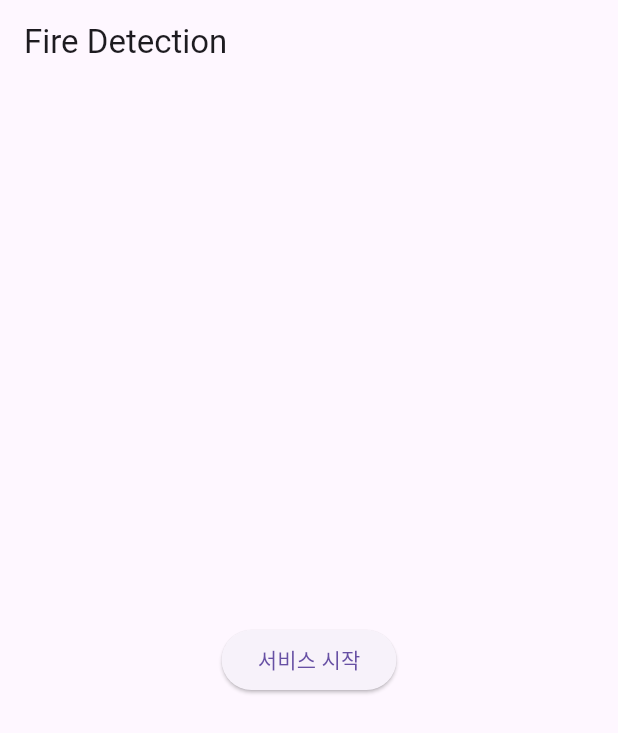
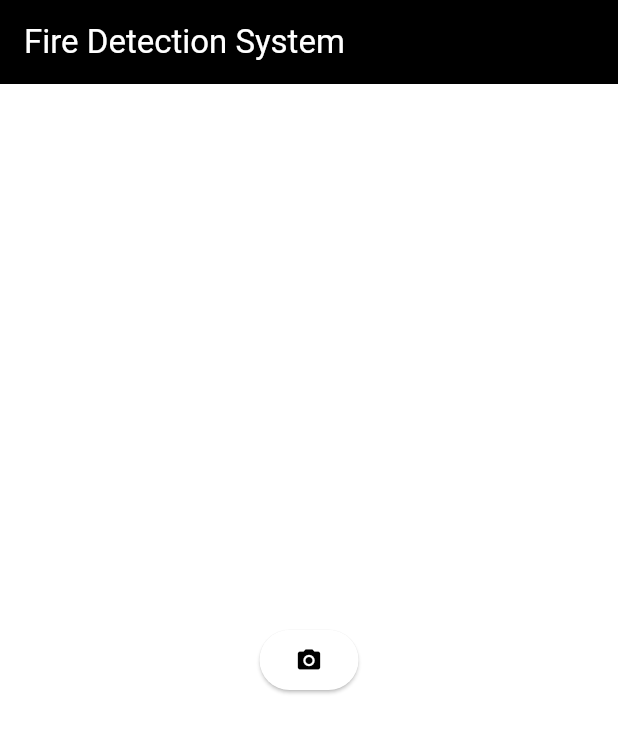
Before and after one commit to logicallaw/greentech_globalthon_flutter, a Flutter app: the screen it shows after launch, on a phone screen of 412 x 824 dp. Shown: the top 733 px of the screen. Run offline on Flutter 3.47's test engine with Material 3 defaults, Android fonts, the phone set to English and light mode, and no system bars; our stand-ins replace camera.

Commit message:
feat: update style

```diff
--- a/team3/lib/main.dart
+++ b/team3/lib/main.dart
@@ -18,7 +18,7 @@ class MyApp extends StatelessWidget {
   @override
   Widget build(BuildContext context) {
     return MaterialApp(
-      title: 'Fire Detection',
+      title: 'Fire Detection System',
       theme: ThemeData(primarySwatch: Colors.blue),
       home: MainScreen(camera: camera),
     );
@@ -33,10 +33,24 @@ class MainScreen extends StatelessWidget {
   @override
   Widget build(BuildContext context) {
     return Scaffold(
-      appBar: AppBar(title: const Text('Fire Detection')),
+      appBar: AppBar(
+        title: const Text(
+          'Fire Detection System',
+          style: TextStyle(color: Colors.white),
+        ),
+        backgroundColor: Colors.black,
+        iconTheme: const IconThemeData(color: Colors.black),
+      ),
+      backgroundColor: Colors.white,
       body: Center(
           child: ElevatedButton(
-          child: const Text('서비스 시작'),
+            style: ElevatedButton.styleFrom(
+              backgroundColor: Colors.white, // 버튼 배경색 설정
+            ),
+            child: const Icon(
+              Icons.camera_alt, // 카메라 아이콘 사용
+              color: Colors.black, // 아이콘 색상 검정
+            ),
             onPressed: () {
               if (camera != null) {
                 Navigator.push(
@@ -61,7 +75,7 @@ class MainScreen extends StatelessWidget {
                 );
               }
             },
-        ),
+          )
       ),
     );
   }
```
Also changed, not shown: team3/lib/screens/detect_fire.dart (+16 -8 lines). Lines whose indentation alone changed are shown as unchanged.
